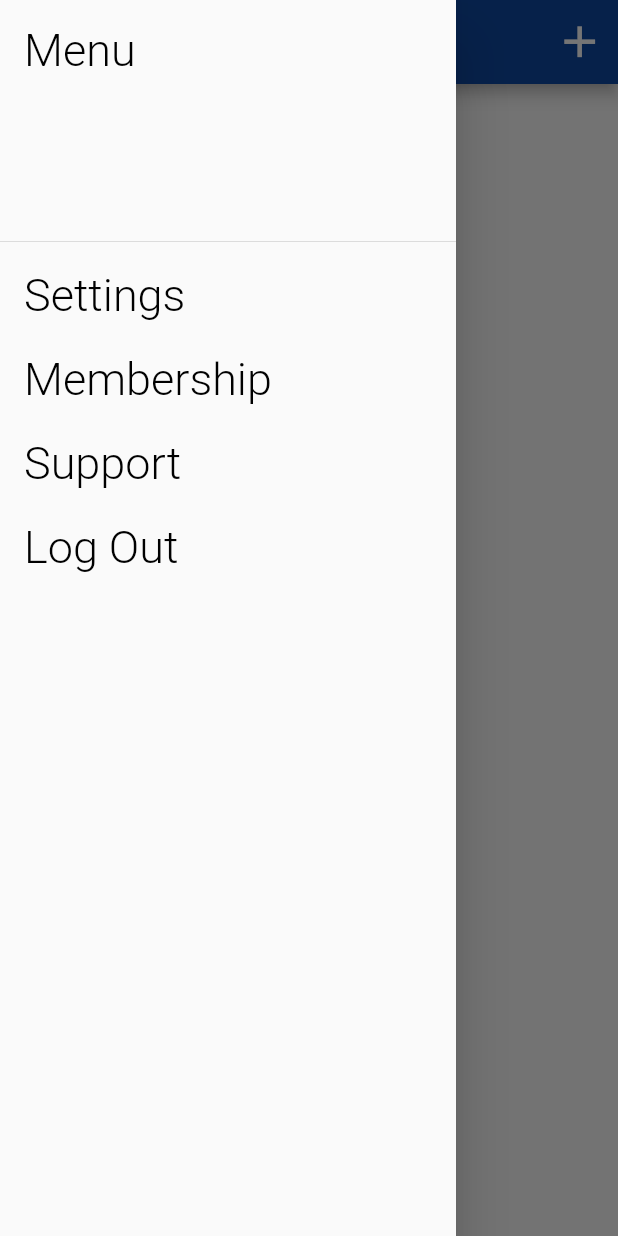
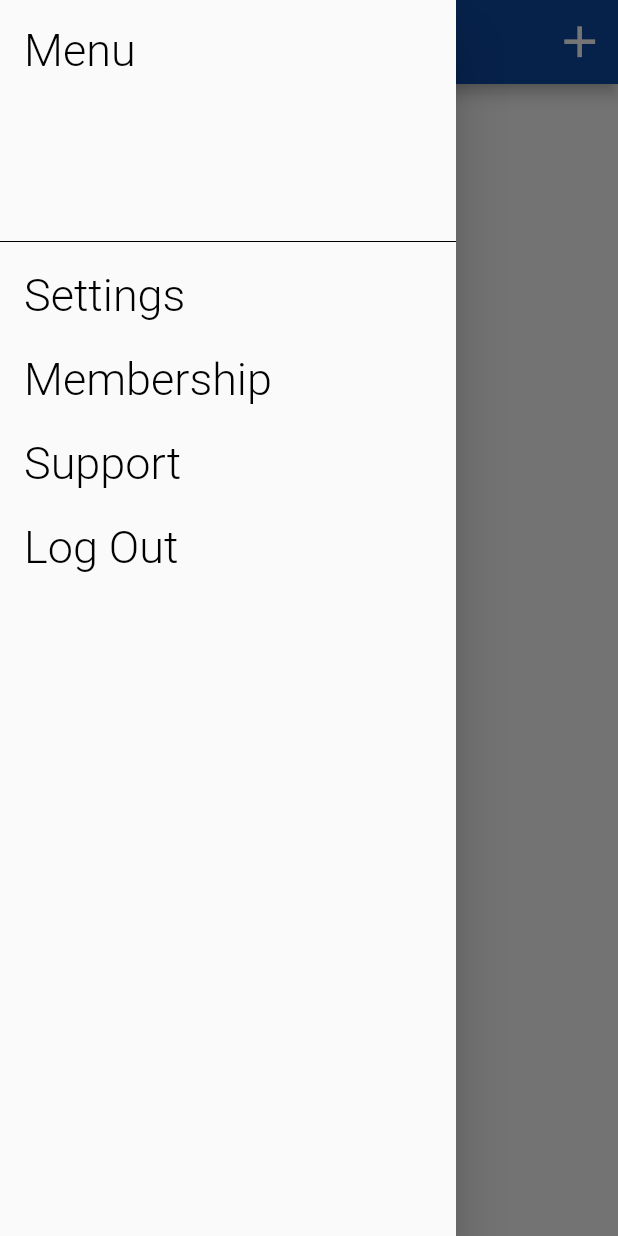
Before and after one commit to rabaraaaron/Gradebook, a Flutter app: the screen it shows once a user with an empty profile is signed in, in the side drawer, after a tap on the "menu" icon, on a phone screen of 412 x 824 dp. Run offline on Flutter 3.47's test engine with Material 2 defaults, Android fonts, the phone set to English and light mode, and no system bars; our stand-ins replace cloud_firestore, firebase_auth, firebase_core, flushbar, flutter_slidable, flutter_spinkit and 3 more; accounts and stored records are empty; Roboto replaces fonts that are missing (TextStyle).

```diff
--- a/gradebook/lib/main.dart
+++ b/gradebook/lib/main.dart
@@ -1,7 +1,7 @@
 import 'package:flutter/material.dart';
-import 'package:google_fonts/google_fonts.dart';
 import 'package:gradebook/model/User.dart';
 import 'package:gradebook/pages/CategoriesPage.dart';
+import 'package:gradebook/pages/SettingsPage.dart';
 import 'package:gradebook/pages/WelcomePage.dart';
 import 'package:gradebook/pages/auth_wrapper.dart';
 import 'package:gradebook/pages/loading.dart';
@@ -11,9 +11,11 @@ import 'package:firebase_core/firebase_core.dart';
 import 'package:gradebook/pages/TermsPage.dart';
 import 'package:gradebook/pages/TermCoursesPage.dart';
 import 'package:gradebook/pages/resetPasswrd.dart';
-import 'package:gradebook/utils/AppTheme.dart';
+import 'package:gradebook/utils/MyAppTheme.dart';
 import 'package:provider/provider.dart';
 import 'package:gradebook/services/auth_service.dart';
+import 'package:theme_provider/theme_provider.dart';
+
 
 Future<void> main() async {
   WidgetsFlutterBinding.ensureInitialized();
@@ -55,6 +57,7 @@ class _GradebookState extends State<Gradebook> {
   void initState() {
     initializeFlutterFire();
     super.initState();
+
   }
 
   @override
@@ -62,8 +65,36 @@ class _GradebookState extends State<Gradebook> {
     if(_initialized)
       return StreamProvider<GradeBookUser>.value(
         value: AuthService().gradebookuser,
-        child: MaterialApp(
-          theme: AppTheme.getThemeData(),
+        child: ChangeNotifierProvider<MyAppTheme>(
+          create: (_) => MyAppTheme(),
+            child: new MaterialAppWithTheme()
+        ),
+      );
+    else
+      return Loading();
+  }
+}
+
+class MaterialAppWithTheme extends StatelessWidget{
+  @override
+  Widget build(BuildContext context) {
+
+    final theme = Provider.of<MyAppTheme>(context);
+    List<AppTheme> themes = theme.getThemes();
+
+    return ThemeProvider(
+      saveThemesOnChange: true,
+      loadThemeOnInit: true,
+      defaultThemeId: 'my_default',
+      themes:
+        List.generate(themes.length, (index) {
+          return themes[index];
+        }),
+
+      child: ThemeConsumer(
+        child: Builder(
+          builder: (themeContext) => MaterialApp(
+            theme: ThemeProvider.themeOf(themeContext).data,
             home: Wrapper(),
             routes: {
               '/Login': (context) => LoginPage(),
@@ -73,10 +104,12 @@ class _GradebookState extends State<Gradebook> {
               '/Categories': (context) => CategoriesPageWrap(),
               '/Welcome': (context) => WelcomePage(),
               '/resetPassword': (context) => ResetPassword(),
+              '/Settings': (context) => SettingsPage(),
             },
           ),
+        ),
+      ),
     );
-    else
-      return Loading();
   }
+
 }
--- a/gradebook/lib/pages/LoginPage.dart
+++ b/gradebook/lib/pages/LoginPage.dart
@@ -1,7 +1,7 @@
 import 'package:gradebook/pages/resetPasswrd.dart';
 import 'package:gradebook/services/auth_service.dart';
 import 'package:gradebook/services/validator_service.dart';
-import 'package:gradebook/utils/AppTheme.dart';
+import 'package:gradebook/utils/MyAppTheme.dart';
 import '../text_input_decoration.dart';
 import 'loading.dart';
 import 'package:flutter/material.dart';
--- a/gradebook/lib/pages/TermsPage.dart
+++ b/gradebook/lib/pages/TermsPage.dart
@@ -7,7 +7,7 @@ import 'package:gradebook/pages/TermCoursesPage.dart';
 import 'package:gradebook/services/auth_service.dart';
 import 'package:gradebook/services/term_service.dart';
 import 'package:gradebook/services/user_service.dart';
-import 'package:gradebook/utils/AppTheme.dart';
+import 'package:gradebook/utils/MyAppTheme.dart';
 import 'package:gradebook/utils/menuDrawer.dart';
 import 'package:provider/provider.dart';
 
@@ -46,7 +46,7 @@ class _TermsListState extends State<TermsList> {
       terms = Provider.of<List<Term>>(context);
       listView = ListView.separated(
         separatorBuilder: (context, index) => Divider(
-          color: AppTheme.bodyIconColor,
+          color: Theme.of(context).dividerColor,
           indent: 25.0,
           endIndent: 25.0,
         ),
@@ -62,7 +62,7 @@ class _TermsListState extends State<TermsList> {
                 closeOnTap: true,
                 iconWidget: Icon(
                   Icons.more_vert,
-                  color: AppTheme.bodyIconColor,
+                  color: Theme.of(context).dividerColor,
                   size: 35,
                 ),
                 onTap: () => null,
@@ -72,7 +72,7 @@ class _TermsListState extends State<TermsList> {
                 closeOnTap: true,
                 iconWidget: Icon(
                   Icons.delete,
-                  color: AppTheme.bodyIconColor,
+                  color: Theme.of(context).dividerColor,
                   size: 35,
                 ),
                 onTap: () async {
@@ -133,13 +133,13 @@ class _TermsListState extends State<TermsList> {
     double scale = 9.5;
     for(int i = 0; i < terms.length; i++){
       if(terms[i].name == "Fall"){
-        seasonIcons.add(Image.asset('assets/Fall_icon.png', scale: scale, color: AppTheme.bodyIconColor,));
+        seasonIcons.add(Image.asset('assets/Fall_icon.png', scale: scale, color: Theme.of(context).dividerColor,));
       } else if(terms[i].name == "Winter"){
-        seasonIcons.add(Image.asset('assets/Winter.png', scale: scale, color: AppTheme.bodyIconColor,));
+        seasonIcons.add(Image.asset('assets/Winter.png', scale: scale, color: Theme.of(context).dividerColor,));
       } else if(terms[i].name == "Spring"){
-        seasonIcons.add(Image.asset('assets/Flower.png', scale: scale, color: AppTheme.bodyIconColor,));
+        seasonIcons.add(Image.asset('assets/Flower.png', scale: scale, color: Theme.of(context).dividerColor,));
       } else{
-        seasonIcons.add(Image.asset('assets/Sun.png', scale: scale, color: AppTheme.bodyIconColor));
+        seasonIcons.add(Image.asset('assets/Sun.png', scale: scale, color: Theme.of(context).dividerColor));
       }
     }
 
@@ -242,7 +242,7 @@ class _NewTermsPopUpState extends State<NewTermsPopUp> {
                       "Add new Term",
                       style: Theme.of(context).textTheme.headline4,
                     ),
-                    Divider(color: AppTheme.bodyText),
+                    Divider(color: Theme.of(context).dividerColor),
                     DropdownButton(
                       hint: Text(
                         "Term",
@@ -274,7 +274,7 @@ class _NewTermsPopUpState extends State<NewTermsPopUp> {
                     Row(
                         children: [
                           Switch(
-                            activeColor: AppTheme.accent,
+                            activeColor: Theme.of(context).accentColor,
                             value: checked,
                             onChanged: (updateChecked) {
                               setState(() {
@@ -283,9 +283,10 @@ class _NewTermsPopUpState extends State<NewTermsPopUp> {
                               },
                           ),
                           Text(
-                            "Will you be adding \ncourses to this term?",
+                            "Will you add courses \nto this term?",
                             style: Theme.of(context).textTheme.headline3,
                           ),
+                          SizedBox(height: 20,),
                         ]
                     ),
                     Expanded(
@@ -293,7 +294,7 @@ class _NewTermsPopUpState extends State<NewTermsPopUp> {
                         height: 30,
                         width: 300,
                         child: RaisedButton(
-                            color: AppTheme.appBar,
+                            color: Theme.of(context).primaryColor,
                             shape: RoundedRectangleBorder(borderRadius: BorderRadius.circular(13.0)),
                             onPressed: () async {
                               await term.addTerm(addedTerm, termYear);
@@ -332,9 +333,9 @@ class DeleteConfirmation extends StatelessWidget{
             "Delete Term",
             style: Theme.of(context).textTheme.headline4,
           ),
-          Divider(color: AppTheme.bodyText,),
+          Divider(color: Theme.of(context).dividerColor,),
           Text(
-            "Are you sure you want to delete ${terms[index].name} ${terms[index].year} ?",
+            "Are you sure you want to delete the ${terms[index].name} ${terms[index].year} term?",
             style: Theme.of(context).textTheme.headline3,
           ),
         ]
@@ -342,6 +343,7 @@ class DeleteConfirmation extends StatelessWidget{
       actions: <Widget>[
         FlatButton(
           color: Colors.red,
+          height: 40,
           onPressed: () {
             TermService().deleteTerm("${terms[index].name}", terms[index].year);
             Navigator.pop(context);
--- a/gradebook/lib/pages/loading.dart
+++ b/gradebook/lib/pages/loading.dart
@@ -1,16 +1,16 @@
 import 'package:flutter/material.dart';
 import 'package:flutter_spinkit/flutter_spinkit.dart';
-import 'package:gradebook/utils/AppTheme.dart';
+import 'package:gradebook/utils/MyAppTheme.dart';
 
 
 class Loading extends StatelessWidget {
   @override
   Widget build(BuildContext context) {
     return Container(
-      color: AppTheme.appBar,
+      color: Theme.of(context).accentColor,
       child: Center(
         child: SpinKitDualRing(
-        color: AppTheme.accent,
+        color: Theme.of(context).primaryColor,
         size: 90,
          )
       ),
--- a/gradebook/lib/utils/AppTheme.dart
+++ /dev/null
@@ -1,85 +0,0 @@
-import 'package:flutter/material.dart';
-import 'package:google_fonts/google_fonts.dart';
-
-class AppTheme{
-  static Color appBar = Colors.blue[900];
-  static Color appBarText = Colors.white;
-  static Color accent = Colors.lightBlueAccent;
-  static Color bodyText = Colors.black;
-  static bool lightMode = true;
-  static Color appBarIconColor = Colors.white;
-  static Color bodyIconColor = Colors.black;
-
-  static void changeTheme(Color appBar, Color appBarText, Color accent,
-      {bool lightMode}){
-    AppTheme.appBar = appBar;
-    AppTheme.appBarText = appBarText;
-    AppTheme.accent = accent;
-    AppTheme.lightMode = lightMode;
-    if(!lightMode){
-      bodyText = Colors.white;
-      bodyIconColor = Colors.white;
-    } else{
-      bodyText = Colors.black;
-      bodyIconColor = Colors.black;
-    }
-  }
-
-  static Brightness getBrightness(){
-    if(AppTheme.lightMode == true){
-      return Brightness.light;
-    } else{
-      return Brightness.dark;
-    }
-  }
-
-  static ThemeData getThemeData() {
-    return ThemeData(
-      brightness: getBrightness(),
-      primaryColor: appBar,
-      accentColor: accent,
-      fontFamily: GoogleFonts.quicksand().toStringShort(),
-      textTheme: AppTextTheme.getTextTheme(),
-    );
-  }
-}
-
-
-
-
-class AppTextTheme{
-
-  static TextTheme getTextTheme(){
-    return TextTheme(
-      //For text inside a widget with the primary theme color.
-      headline1: TextStyle(
-          fontSize: 40.0,
-          color: Colors.white,
-          fontWeight: FontWeight.w400),
-      headline2: TextStyle(
-          fontSize: 35.0,
-          color: Colors.white,
-          fontWeight: FontWeight.w300),
-      headline3: TextStyle(
-          fontSize: 15.0,
-          color: AppTheme.bodyText,
-          fontWeight: FontWeight.w300),
-      //For text in the body of the Scaffold. Changes via light or dark mode.
-      headline4: TextStyle(
-          fontSize: 30.0,
-          color: AppTheme.bodyText,
-          fontWeight: FontWeight.w300),
-      headline5: TextStyle(
-          fontSize: 20.0,
-          color: AppTheme.bodyText,
-          fontWeight: FontWeight.w300),
-      headline6: TextStyle(
-          fontSize: 25.0,
-        color: AppTheme.bodyText,
-        fontWeight: FontWeight.w300
-      ),
-
-
-    );
-  }
-}
--- /dev/null
+++ b/gradebook/lib/utils/MyAppTheme.dart
@@ -0,0 +1,311 @@
+import 'package:flutter/material.dart';
+import 'package:flutter/services.dart';
+import 'package:google_fonts/google_fonts.dart';
+import 'package:shared_preferences/shared_preferences.dart';
+
+import 'package:theme_provider/theme_provider.dart';
+
+
+class MyAppTheme with ChangeNotifier{
+
+  AppTheme _currentAppTheme;
+  Color _appBarIconColor = Colors.white;
+  List<AppTheme> _themeList = [];
+
+
+  MyAppTheme() {
+    // darkMode = false;
+    // if(darkMode)
+    //   b = Brightness.dark;
+    // else
+    //   b = Brightness.light;
+    // appBar = Colors.blue[900];
+    // appBarText = Colors.white;
+    // accent = Colors.lightBlueAccent;
+    // dividerColor = Colors.black;
+    // appBarIconColor = Colors.white;
+    // this._themeData = ThemeData(
+    //   primaryColor: appBar,
+    //   accentColor: accent,
+    //   dividerColor: dividerColor,
+    //   brightness: b,
+    //   fontFamily: GoogleFonts.quicksand().toStringShort(),
+    //   textTheme: getTextTheme(),
+    //   buttonColor: appBarIconColor,
+    // );
+    bool dark = false;
+    bool light = true;
+    _themeList.add(
+      AppTheme(
+        id: "my_default",
+        description: 'Dark Blue appbar, lightMode',
+        data: ThemeData(
+          primaryColor: Colors.blue[900],
+          accentColor: Colors.blue,
+          dividerColor: Colors.black,
+          brightness: Brightness.light,
+          fontFamily: GoogleFonts.quicksand().toStringShort(),
+          textTheme: getTextTheme(light),
+          buttonColor: _appBarIconColor,
+        )
+      ),
+    );
+
+    _themeList.add(
+        AppTheme(
+            id: "darkblue_dm",
+            description: 'Dark blue appbar, darkMode',
+            data: ThemeData(
+              primaryColor: Colors.blue[900],
+              accentColor: Colors.blue,
+              dividerColor: Colors.white,
+              brightness: Brightness.dark,
+              fontFamily: GoogleFonts.quicksand().toStringShort(),
+              textTheme: getTextTheme(dark),
+              buttonColor: _appBarIconColor,
+            )
+        )
+    );
+
+    _themeList.add(
+        AppTheme(
+            id: "darkgreen_lm",
+            description: 'Dark green appbar, lightMode',
+            data: ThemeData(
+              primaryColor: Colors.green[900],
+              accentColor: Colors.green,
+              dividerColor: Colors.black,
+              brightness: Brightness.light,
+              fontFamily: GoogleFonts.quicksand().toStringShort(),
+              textTheme: getTextTheme(light),
+              buttonColor: _appBarIconColor,
+            )
+        )
+    );
+    _themeList.add(
+        AppTheme(
+            id: "darkgreen_dm",
+            description: 'Dark green appbar, darkMode',
+            data: ThemeData(
+              primaryColor: Colors.green[900],
+              accentColor: Colors.green,
+              dividerColor: Colors.white,
+              brightness: Brightness.dark,
+              fontFamily: GoogleFonts.quicksand().toStringShort(),
+              textTheme: getTextTheme(dark),
+              buttonColor: _appBarIconColor,
+            )
+        )
+    );
+
+    _themeList.add(
+      AppTheme(
+          id: "red_lm",
+          description: 'Red appbar, lightMode',
+          data: ThemeData(
+            primaryColor: Colors.red,
+            accentColor: Colors.redAccent,
+            dividerColor: Colors.black,
+            brightness: Brightness.light,
+            fontFamily: GoogleFonts.quicksand().toStringShort(),
+            textTheme: getTextTheme(light),
+            buttonColor: _appBarIconColor,
+          )
+      ),
+    );
+    _themeList.add(
+      AppTheme(
+          id: "red_dm",
+          description: 'Red appbar, darkMode',
+          data: ThemeData(
+            primaryColor: Colors.red,
+            accentColor: Colors.redAccent,
+            dividerColor: Colors.white,
+            brightness: Brightness.dark,
+            fontFamily: GoogleFonts.quicksand().toStringShort(),
+            textTheme: getTextTheme(dark),
+            buttonColor: _appBarIconColor,
+          )
+      ),
+    );
+
+    _themeList.add(
+      AppTheme(
+          id: "purple_lm",
+          description: 'Purple appbar, lightMode',
+          data: ThemeData(
+            primaryColor: Colors.deepPurple,
+            accentColor: Colors.deepPurpleAccent,
+            dividerColor: Colors.black,
+            brightness: Brightness.light,
+            fontFamily: GoogleFonts.quicksand().toStringShort(),
+            textTheme: getTextTheme(light),
+            buttonColor: _appBarIconColor,
+          )
+      ),
+    );
+    _themeList.add(
+      AppTheme(
+          id: "purple_dm",
+          description: 'Purple appbar, darkMode',
+          data: ThemeData(
+            primaryColor: Colors.deepPurple,
+            accentColor: Colors.deepPurpleAccent,
+            dividerColor: Colors.white,
+            brightness: Brightness.dark,
+            fontFamily: GoogleFonts.quicksand().toStringShort(),
+            textTheme: getTextTheme(dark),
+            buttonColor: _appBarIconColor,
+          )
+      ),
+    );
+
+    _themeList.add(
+      AppTheme(
+          id: "teal_lm",
+          description: 'Teal appbar, lightMode',
+          data: ThemeData(
+            primaryColor: Colors.teal,
+            accentColor: Colors.tealAccent,
+            dividerColor: Colors.black,
+            brightness: Brightness.light,
+            fontFamily: GoogleFonts.quicksand().toStringShort(),
+            textTheme: getTextTheme(light),
+            buttonColor: _appBarIconColor,
+          )
+      ),
+    );
+    _themeList.add(
+      AppTheme(
+          id: "teal_dm",
+          description: 'Teal appbar, darkMode',
+          data: ThemeData(
+            primaryColor: Colors.teal,
+            accentColor: Colors.tealAccent,
+            dividerColor: Colors.white,
+            brightness: Brightness.dark,
+            fontFamily: GoogleFonts.quicksand().toStringShort(),
+            textTheme: getTextTheme(dark),
+            buttonColor: _appBarIconColor,
+          )
+      ),
+    );
+  }
+
+
+  TextTheme getTextTheme(bool lightMode){
+
+    if(lightMode){
+      return TextTheme(
+        //For text inside a widget with the primary theme color.
+        headline1: TextStyle(
+            fontSize: 40.0,
+            color: Colors.white,
+            fontWeight: FontWeight.w400),
+        headline2: TextStyle(
+            fontSize: 35.0,
+            color: Colors.white,
+            fontWeight: FontWeight.w300),
+        //For text in the body of the Scaffold. Changes via light or dark mode.
+        headline3: TextStyle(
+            fontSize: 15.0,
+            color: Colors.black,
+            fontWeight: FontWeight.w300),
+        headline4: TextStyle(
+            fontSize: 30.0,
+            color: Colors.black,
+            fontWeight: FontWeight.w300),
+        headline5: TextStyle(
+            fontSize: 20.0,
+            color: Colors.black,
+            fontWeight: FontWeight.w300),
+        headline6: TextStyle(
+            fontSize: 25.0,
+            color: Colors.black,
+            fontWeight: FontWeight.w300
+        ),
+      );
+    } else{
+      return TextTheme(
+        //For text inside a widget with the primary theme color.
+        headline1: TextStyle(
+            fontSize: 40.0,
+            color: Colors.white,
+            fontWeight: FontWeight.w400),
+        headline2: TextStyle(
+            fontSize: 35.0,
+            color: Colors.white,
+            fontWeight: FontWeight.w300),
+        //For text in the body of the Scaffold. Changes via light or dark mode.
+        headline3: TextStyle(
+            fontSize: 15.0,
+            color: Colors.white,
+            fontWeight: FontWeight.w300),
+        headline4: TextStyle(
+            fontSize: 30.0,
+            color: Colors.white,
+            fontWeight: FontWeight.w300),
+        headline5: TextStyle(
+            fontSize: 20.0,
+            color: Colors.white,
+            fontWeight: FontWeight.w300),
+        headline6: TextStyle(
+            fontSize: 25.0,
+            color: Colors.white,
+            fontWeight: FontWeight.w300
+        ),
+      );
+    }
+  }
+
+  setCurrentAppTheme(String str){
+    for(int i = 0; i < _themeList.length; i++){
+      if(str == _themeList[i].id){
+        _currentAppTheme = _themeList[i];
+      }
+    }
+    notifyListeners();
+  }
+
+  getTheme(String str){
+    for(int i = 0; i < _themeList.length; i++){
+      if(str == _themeList[i].id){
+        return _themeList[i];
+      }
+    }
+  }
+
+  getThemes(){
+    return _themeList;
+  }
+
+  // setTheme(Color abColor, Color acc , bool dMode){
+  //   appBar = abColor;
+  //   accent = acc;
+  //   darkMode = dMode;
+  //   if(dMode == false){
+  //     b = Brightness.light;
+  //     dividerColor = Colors.black;
+  //   } else{
+  //     b = Brightness.dark;
+  //     dividerColor = Colors.white;
+  //   }
+  //   _themeData = ThemeData(
+  //     primaryColor: abColor,
+  //     accentColor: acc,
+  //     dividerColor: dividerColor,
+  //     brightness: b,
+  //     fontFamily: GoogleFonts.quicksand().toStringShort(),
+  //     textTheme: getTextTheme(),
+  //     buttonColor: appBarIconColor,
+  //   );
+  //   notifyListeners();
+  // }
+
+
+
+
+  void changeTheme(String themeID){
+
+  }
+}
--- a/gradebook/lib/utils/menuDrawer.dart
+++ b/gradebook/lib/utils/menuDrawer.dart
@@ -7,8 +7,14 @@ class MenuDrawer extends StatelessWidget {
     return Drawer(
       child: ListView(
         children: <Widget>[
-          DrawerHeader(child: Text("Menu", style: Theme.of(context).textTheme.headline4,)),
-          ListTile(title: Text("Settings", style: Theme.of(context).textTheme.headline4,),),
+          DrawerHeader(
+              child: Text("Menu", style: Theme.of(context).textTheme.headline4,)),
+          ListTile(
+            title: Text("Settings", style: Theme.of(context).textTheme.headline4,),
+            onTap: (){
+              Navigator.pushNamed(context, '/Settings');
+            }
+          ),
           ListTile(title: Text("Membership", style: Theme.of(context).textTheme.headline4,),),
           ListTile(title: Text("Support", style: Theme.of(context).textTheme.headline4,)),
           ListTile(
--- a/gradebook/pubspec.yaml
+++ b/gradebook/pubspec.yaml
@@ -21,9 +21,10 @@ environment:
   sdk: ">=2.7.0 <3.0.0"
 
 dependencies:
-  tuple: ^1.0.3
   google_fonts:
   flutter_slidable:
+  theme_provider:
+  shared_preferences:
   flutter:
     sdk: flutter
 
```
Also changed, not shown: gradebook/lib/pages/CategoriesPage.dart (+39 -52 lines), gradebook/lib/pages/SettingsPage.dart (added, +104 -0 lines), gradebook/lib/pages/TermCoursesPage.dart (+13 -12 lines), gradebook/pubspec.lock, 1 other file. Lines whose indentation alone changed are shown as unchanged.
